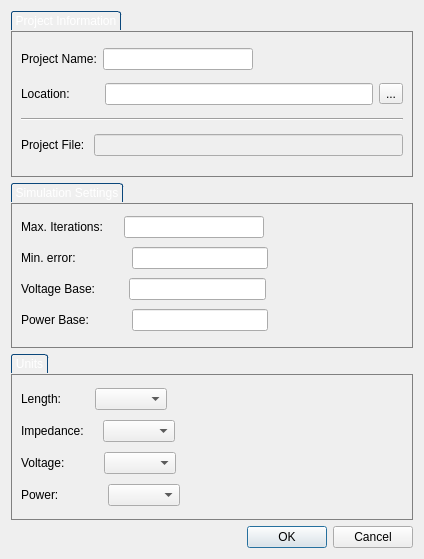
Old version of the form src/window/newproject.ui in the repository raulhuatuco/QuickFlow.
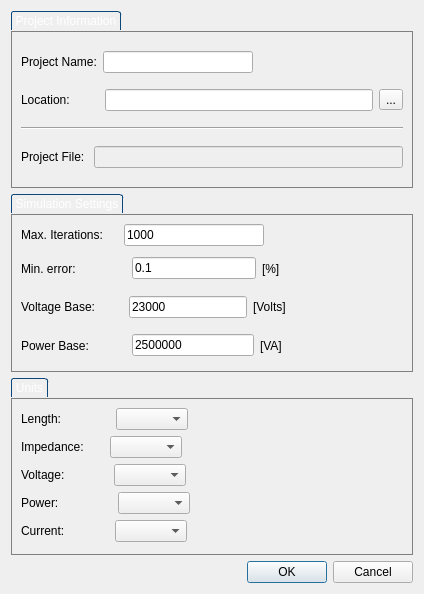
New version of the form. Icons and pictures are not drawn.

```diff
--- a/src/window/newproject.ui
+++ b/src/window/newproject.ui
@@ -7,7 +7,7 @@
     <x>0</x>
     <y>0</y>
     <width>424</width>
-    <height>559</height>
+    <height>594</height>
    </rect>
   </property>
   <property name="windowTitle">
@@ -182,7 +182,11 @@
          </spacer>
         </item>
         <item>
-         <widget class="QLineEdit" name="maxIterations"/>
+         <widget class="QLineEdit" name="maxIterations">
+          <property name="text">
+           <string>1000</string>
+          </property>
+         </widget>
         </item>
         <item>
          <spacer name="horizontalSpacer">
@@ -225,7 +229,18 @@
          </spacer>
         </item>
         <item>
-         <widget class="QLineEdit" name="minError"/>
+         <widget class="QLineEdit" name="minError">
+          <property name="text">
+           <string>0.1</string>
+          </property>
+         </widget>
+        </item>
+        <item>
+         <widget class="QLabel" name="label_13">
+          <property name="text">
+           <string>[%]</string>
+          </property>
+         </widget>
         </item>
         <item>
          <spacer name="horizontalSpacer_2">
@@ -268,7 +283,18 @@
          </spacer>
         </item>
         <item>
-         <widget class="QLineEdit" name="voltageBase"/>
+         <widget class="QLineEdit" name="voltageBase">
+          <property name="text">
+           <string>23000</string>
+          </property>
+         </widget>
+        </item>
+        <item>
+         <widget class="QLabel" name="label_14">
+          <property name="text">
+           <string>[Volts]</string>
+          </property>
+         </widget>
         </item>
         <item>
          <spacer name="horizontalSpacer_15">
@@ -311,7 +337,18 @@
          </spacer>
         </item>
         <item>
-         <widget class="QLineEdit" name="powerBase"/>
+         <widget class="QLineEdit" name="powerBase">
+          <property name="text">
+           <string>2500000</string>
+          </property>
+         </widget>
+        </item>
+        <item>
+         <widget class="QLabel" name="label_15">
+          <property name="text">
+           <string>[VA]</string>
+          </property>
+         </widget>
         </item>
         <item>
          <spacer name="horizontalSpacer_17">
@@ -375,7 +412,7 @@
           </property>
           <property name="sizeHint" stdset="0">
            <size>
-            <width>27</width>
+            <width>48</width>
             <height>20</height>
            </size>
           </property>
@@ -418,7 +455,7 @@
           </property>
           <property name="sizeHint" stdset="0">
            <size>
-            <width>13</width>
+            <width>20</width>
             <height>20</height>
            </size>
           </property>
@@ -461,7 +498,7 @@
           </property>
           <property name="sizeHint" stdset="0">
            <size>
-            <width>33</width>
+            <width>43</width>
             <height>20</height>
            </size>
           </property>
@@ -504,7 +541,7 @@
           </property>
           <property name="sizeHint" stdset="0">
            <size>
-            <width>43</width>
+            <width>53</width>
             <height>20</height>
            </size>
           </property>
@@ -528,6 +565,49 @@
         </item>
        </layout>
       </item>
+      <item row="4" column="0">
+       <layout class="QHBoxLayout" name="horizontalLayout_12">
+        <item>
+         <widget class="QLabel" name="label_12">
+          <property name="text">
+           <string>Current:</string>
+          </property>
+         </widget>
+        </item>
+        <item>
+         <spacer name="horizontalSpacer_19">
+          <property name="orientation">
+           <enum>Qt::Horizontal</enum>
+          </property>
+          <property name="sizeType">
+           <enum>QSizePolicy::Fixed</enum>
+          </property>
+          <property name="sizeHint" stdset="0">
+           <size>
+            <width>44</width>
+            <height>20</height>
+           </size>
+          </property>
+         </spacer>
+        </item>
+        <item>
+         <widget class="QComboBox" name="currentUnit"/>
+        </item>
+        <item>
+         <spacer name="horizontalSpacer_20">
+          <property name="orientation">
+           <enum>Qt::Horizontal</enum>
+          </property>
+          <property name="sizeHint" stdset="0">
+           <size>
+            <width>40</width>
+            <height>20</height>
+           </size>
+          </property>
+         </spacer>
+        </item>
+       </layout>
+      </item>
      </layout>
     </widget>
    </item>
```
Left out of the diff: 10 changed lines with no effect on the pictures.
